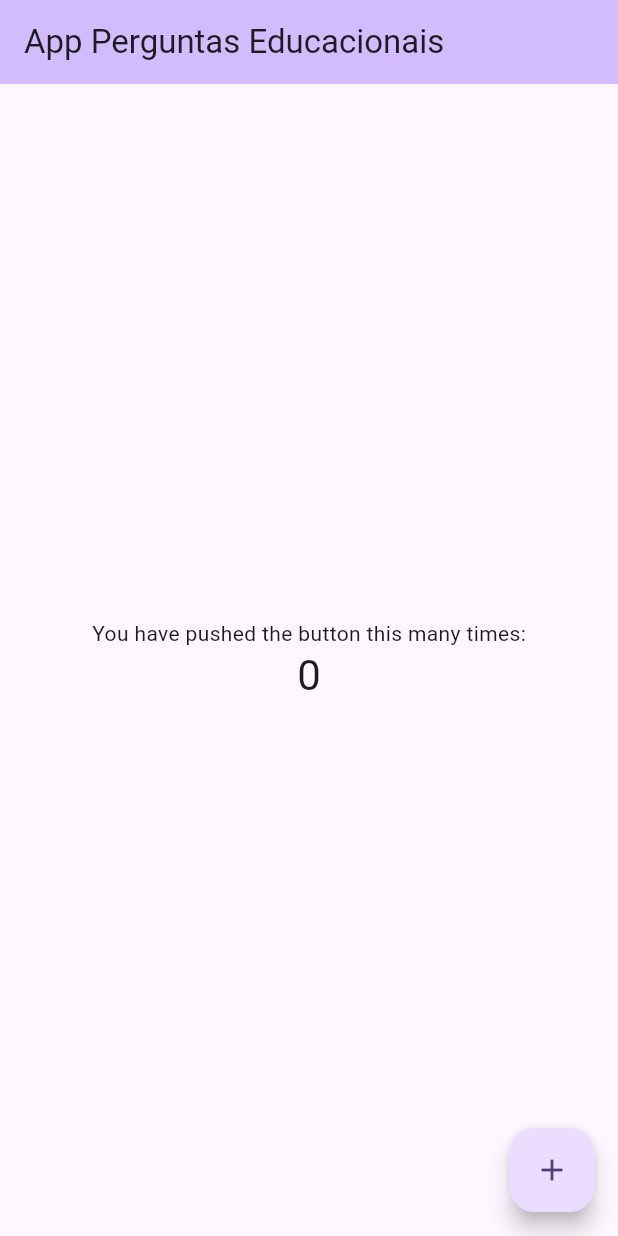
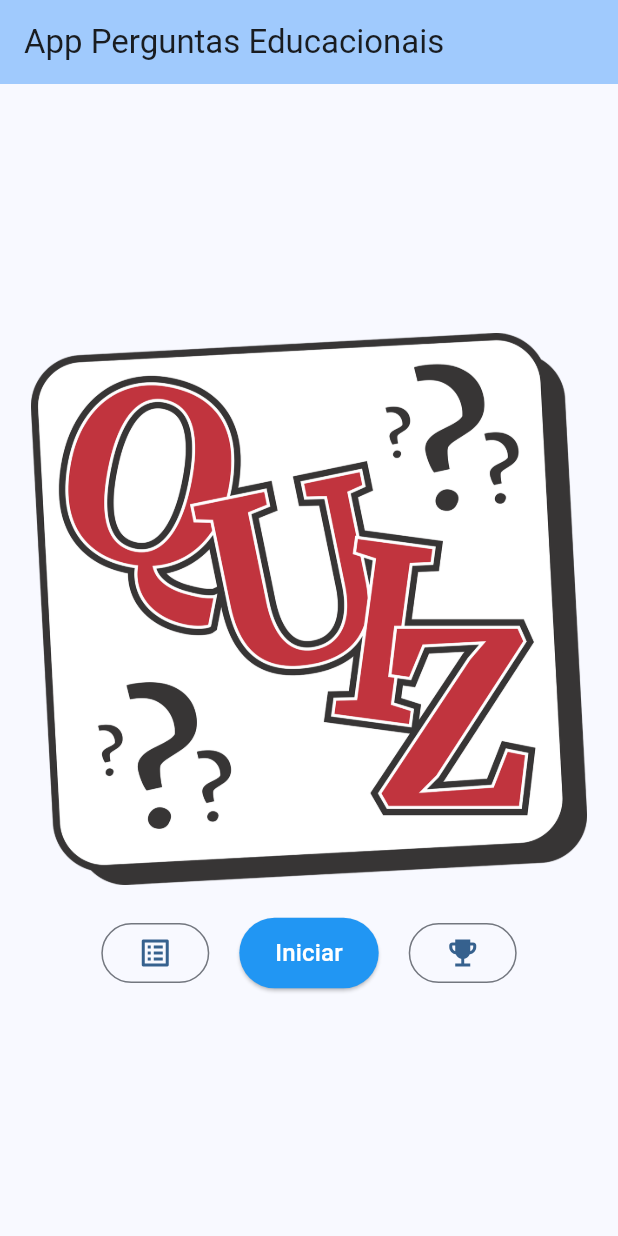
Before and after one commit to jeanarthur/app_perguntas_educacionais, a Flutter app: the screen it shows after launch, on a phone screen of 412 x 824 dp. Run offline on Flutter 3.47's test engine with Material 3 defaults, Android fonts, the phone set to English and light mode, and no system bars.

Commit message:
feat: adiciona estrutura tela inicial

```diff
--- a/lib/main.dart
+++ b/lib/main.dart
@@ -28,7 +28,7 @@ class MyApp extends StatelessWidget {
         //
         // This works for code too, not just values: Most code changes can be
         // tested with just a hot reload.
-        colorScheme: ColorScheme.fromSeed(seedColor: Colors.deepPurple),
+        colorScheme: ColorScheme.fromSeed(seedColor: Colors.blue),
       ),
       home: const MyHomePage(title: 'App Perguntas Educacionais'),
     );
@@ -54,21 +54,15 @@ class MyHomePage extends StatefulWidget {
 }
 
 class _MyHomePageState extends State<MyHomePage> {
-  int _counter = 0;
-
-  void _incrementCounter() {
-    setState(() {
-      // This call to setState tells the Flutter framework that something has
-      // changed in this State, which causes it to rerun the build method below
-      // so that the display can reflect the updated values. If we changed
-      // _counter without calling setState(), then the build method would not be
-      // called again, and so nothing would appear to happen.
-      _counter++;
-    });
-  }
-
   @override
   Widget build(BuildContext context) {
+
+    // Obtém o tamanho da tela do dispositivo
+    double screenWidth = MediaQuery.of(context).size.width;
+
+    // Define o tamanho da imagem como uma fração do tamanho da tela
+    double imageSize = screenWidth * 0.9; // Ajuste a fração conforme necessário
+
     // This method is rerun every time setState is called, for instance as done
     // by the _incrementCounter method above.
     //
@@ -104,18 +98,48 @@ class _MyHomePageState extends State<MyHomePage> {
           // wireframe for each widget.
           mainAxisAlignment: MainAxisAlignment.center,
           children: <Widget>[
-            const Text('You have pushed the button this many times:'),
-            Text(
-              '$_counter',
-              style: Theme.of(context).textTheme.headlineMedium,
+            SizedBox(
+              width: imageSize,
+              height: imageSize, // Mantém a proporção 1:1
+              child: Image.asset('assets/images/quiz_default.png'),
+            ),
+            SizedBox(height: 20),
+            Row(
+              mainAxisAlignment: MainAxisAlignment.center,
+              children: [
+                OutlinedButton(
+                  onPressed: () {},
+                  child: Column(
+                    children: [
+                      Icon(Icons.list_alt, size: 24),
+                      // Text("Temas"),
+                    ],
+                  ),
+                ),
+                SizedBox(width: 20), // Espaçamento horizontal entre os botões
+                ElevatedButton(
+                  onPressed: () {},
+                  style: ElevatedButton.styleFrom(
+                    padding: EdgeInsets.symmetric(horizontal: 24, vertical: 12),
+                    backgroundColor: Colors.blue, // Cor de destaque para o botão "Iniciar"
+                    foregroundColor: Colors.white, // Cor do texto do botão
+                  ),
+                  child: Text("Iniciar", style: TextStyle(fontSize: 16)),
+                ),
+                SizedBox(width: 20), // Espaçamento horizontal entre os botões
+                OutlinedButton(
+                  onPressed: () {},
+                  child: Column(
+                    children: [
+                      Icon(Icons.emoji_events, size: 24),
+                      // Text("Rank"),
+                    ],
+                  ),
+                ),
+              ],
             ),
           ],
         ),
-      ),
-      floatingActionButton: FloatingActionButton(
-        onPressed: _incrementCounter,
-        tooltip: 'Increment',
-        child: const Icon(Icons.add),
       ), // This trailing comma makes auto-formatting nicer for build methods.
     );
   }
--- a/pubspec.yaml
+++ b/pubspec.yaml
@@ -61,6 +61,8 @@ flutter:
   # assets:
   #   - images/a_dot_burr.jpeg
   #   - images/a_dot_ham.jpeg
+  assets:
+    - assets/images/quiz_default.png
 
   # An image asset can refer to one or more resolution-specific "variants", see
   # https://flutter.dev/to/resolution-aware-images
```
Also changed, not shown: assets/images/quiz_default.png (added).
